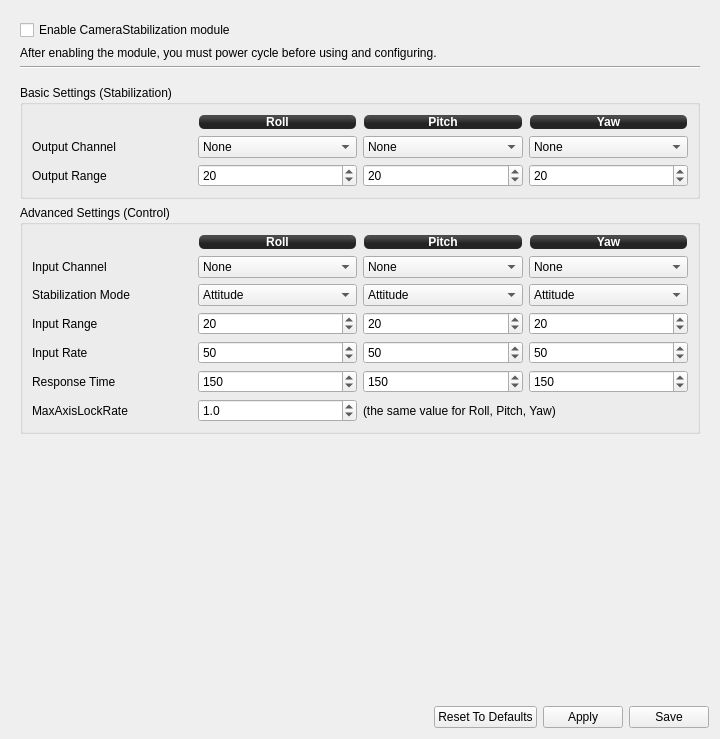
openpilot/OpenPilot, file ground/openpilotgcs/src/plugins/config/camerastabilization.ui: the form before one commit.
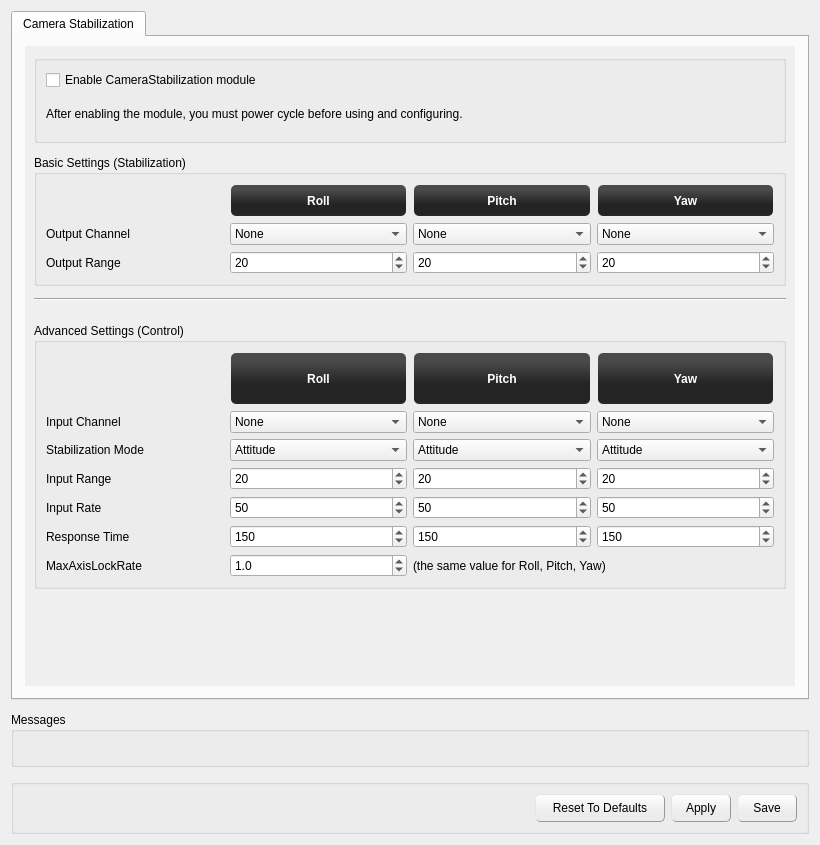
The form after the commit. Icons and pictures are not drawn.

Commit message: UI changes to the GCS interface pages

```diff
--- a/ground/openpilotgcs/src/plugins/config/camerastabilization.ui
+++ b/ground/openpilotgcs/src/plugins/config/camerastabilization.ui
@@ -6,19 +6,53 @@
    <rect>
     <x>0</x>
     <y>0</y>
-    <width>720</width>
-    <height>739</height>
+    <width>820</width>
+    <height>845</height>
    </rect>
   </property>
   <property name="windowTitle">
    <string>Form</string>
   </property>
-  <layout class="QVBoxLayout" name="verticalLayout_3">
+  <layout class="QVBoxLayout" name="verticalLayout_6">
+   <property name="spacing">
+    <number>12</number>
+   </property>
+   <item>
+    <widget class="QTabWidget" name="tabWidget">
+     <property name="currentIndex">
+      <number>0</number>
+     </property>
+     <property name="elideMode">
+      <enum>Qt::ElideMiddle</enum>
+     </property>
+     <widget class="QWidget" name="CameraStabilization">
+      <attribute name="title">
+       <string>Camera Stabilization</string>
+      </attribute>
+      <layout class="QVBoxLayout" name="verticalLayout_5">
+       <property name="spacing">
+        <number>12</number>
+       </property>
+       <property name="leftMargin">
+        <number>12</number>
+       </property>
+       <property name="rightMargin">
+        <number>12</number>
+       </property>
+       <property name="bottomMargin">
+        <number>12</number>
+       </property>
    <item>
     <widget class="QScrollArea" name="scrollArea">
+         <property name="autoFillBackground">
+          <bool>false</bool>
+         </property>
      <property name="frameShape">
       <enum>QFrame::NoFrame</enum>
      </property>
+         <property name="frameShadow">
+          <enum>QFrame::Plain</enum>
+         </property>
      <property name="widgetResizable">
       <bool>true</bool>
      </property>
@@ -27,9 +61,33 @@
        <rect>
         <x>0</x>
         <y>0</y>
-        <width>696</width>
-        <height>635</height>
-       </rect>
+            <width>766</width>
+            <height>622</height>
+           </rect>
+          </property>
+          <property name="autoFillBackground">
+           <bool>true</bool>
+          </property>
+          <layout class="QVBoxLayout" name="verticalLayout_3">
+           <property name="spacing">
+            <number>12</number>
+           </property>
+           <item>
+            <widget class="QGroupBox" name="groupBox_4">
+             <property name="sizePolicy">
+              <sizepolicy hsizetype="Preferred" vsizetype="Minimum">
+               <horstretch>0</horstretch>
+               <verstretch>0</verstretch>
+              </sizepolicy>
+             </property>
+             <property name="minimumSize">
+              <size>
+               <width>0</width>
+               <height>88</height>
+              </size>
+             </property>
+             <property name="title">
+              <string/>
       </property>
       <layout class="QVBoxLayout" name="verticalLayout_2">
        <item>
@@ -49,29 +107,9 @@
          </property>
         </widget>
        </item>
-       <item>
-        <widget class="Line" name="line">
-         <property name="orientation">
-          <enum>Qt::Horizontal</enum>
-         </property>
-        </widget>
-       </item>
-       <item>
-        <spacer name="verticalSpacer_3">
-         <property name="orientation">
-          <enum>Qt::Vertical</enum>
-         </property>
-         <property name="sizeType">
-          <enum>QSizePolicy::Preferred</enum>
-         </property>
-         <property name="sizeHint" stdset="0">
-          <size>
-           <width>20</width>
-           <height>10</height>
-          </size>
-         </property>
-        </spacer>
-       </item>
+             </layout>
+            </widget>
+           </item>
        <item>
         <widget class="QGroupBox" name="groupBox_5">
          <property name="sizePolicy">
@@ -83,14 +121,17 @@
          <property name="minimumSize">
           <size>
            <width>0</width>
-           <height>100</height>
+               <height>131</height>
           </size>
          </property>
          <property name="title">
           <string>Basic Settings (Stabilization)</string>
          </property>
+             <property name="flat">
+              <bool>false</bool>
+             </property>
          <layout class="QGridLayout" name="gridLayout_9">
-          <item row="2" column="3">
+              <item row="3" column="3">
            <widget class="QSpinBox" name="yawOutputRange">
             <property name="focusPolicy">
              <enum>Qt::StrongFocus</enum>
@@ -109,7 +150,7 @@
             </property>
            </widget>
           </item>
-          <item row="2" column="2">
+              <item row="3" column="2">
            <widget class="QSpinBox" name="pitchOutputRange">
             <property name="focusPolicy">
              <enum>Qt::StrongFocus</enum>
@@ -128,7 +169,7 @@
             </property>
            </widget>
           </item>
-          <item row="2" column="1">
+              <item row="3" column="1">
            <widget class="QSpinBox" name="rollOutputRange">
             <property name="focusPolicy">
              <enum>Qt::StrongFocus</enum>
@@ -147,7 +188,7 @@
             </property>
            </widget>
           </item>
-          <item row="1" column="3">
+              <item row="2" column="3">
            <widget class="QComboBox" name="yawChannel">
             <property name="focusPolicy">
              <enum>Qt::StrongFocus</enum>
@@ -162,7 +203,7 @@
             </item>
            </widget>
           </item>
-          <item row="1" column="2">
+              <item row="2" column="2">
            <widget class="QComboBox" name="pitchChannel">
             <property name="focusPolicy">
              <enum>Qt::StrongFocus</enum>
@@ -177,7 +218,7 @@
             </item>
            </widget>
           </item>
-          <item row="1" column="1">
+              <item row="2" column="1">
            <widget class="QComboBox" name="rollChannel">
             <property name="focusPolicy">
              <enum>Qt::StrongFocus</enum>
@@ -192,21 +233,21 @@
             </item>
            </widget>
           </item>
-          <item row="1" column="0">
+              <item row="2" column="0">
            <widget class="QLabel" name="label_42">
             <property name="text">
              <string>Output Channel</string>
             </property>
            </widget>
           </item>
-          <item row="2" column="0">
+              <item row="3" column="0">
            <widget class="QLabel" name="label_43">
             <property name="text">
              <string>Output Range</string>
             </property>
            </widget>
           </item>
-          <item row="0" column="3">
+              <item row="1" column="3">
            <widget class="QLabel" name="label_44">
             <property name="styleSheet">
              <string notr="true">background-color: qlineargradient(spread:reflect, x1:0.507, y1:0, x2:0.507, y2:0.772, stop:0.208955 rgba(74, 74, 74, 255), stop:0.78607 rgba(36, 36, 36, 255));
@@ -223,7 +264,7 @@
             </property>
            </widget>
           </item>
-          <item row="0" column="2">
+              <item row="1" column="2">
            <widget class="QLabel" name="label_45">
             <property name="styleSheet">
              <string notr="true">background-color: qlineargradient(spread:reflect, x1:0.507, y1:0, x2:0.507, y2:0.772, stop:0.208955 rgba(74, 74, 74, 255), stop:0.78607 rgba(36, 36, 36, 255));
@@ -240,7 +281,7 @@
             </property>
            </widget>
           </item>
-          <item row="0" column="1">
+              <item row="1" column="1">
            <widget class="QLabel" name="label_46">
             <property name="styleSheet">
              <string notr="true">background-color: qlineargradient(spread:reflect, x1:0.507, y1:0, x2:0.507, y2:0.772, stop:0.208955 rgba(74, 74, 74, 255), stop:0.78607 rgba(36, 36, 36, 255));
@@ -260,6 +301,32 @@
          </layout>
         </widget>
        </item>
+           <item>
+            <widget class="Line" name="line">
+             <property name="enabled">
+              <bool>true</bool>
+             </property>
+             <property name="orientation">
+              <enum>Qt::Horizontal</enum>
+             </property>
+            </widget>
+           </item>
+           <item>
+            <spacer name="verticalSpacer_3">
+             <property name="orientation">
+              <enum>Qt::Vertical</enum>
+             </property>
+             <property name="sizeType">
+              <enum>QSizePolicy::Preferred</enum>
+             </property>
+             <property name="sizeHint" stdset="0">
+              <size>
+               <width>20</width>
+               <height>10</height>
+              </size>
+             </property>
+            </spacer>
+           </item>
        <item>
         <widget class="QGroupBox" name="groupBox">
          <property name="sizePolicy">
@@ -271,14 +338,14 @@
          <property name="minimumSize">
           <size>
            <width>0</width>
-           <height>204</height>
+               <height>266</height>
           </size>
          </property>
          <property name="title">
           <string>Advanced Settings (Control)</string>
          </property>
          <layout class="QGridLayout" name="gridLayout_8">
-          <item row="0" column="3">
+              <item row="1" column="3">
            <widget class="QLabel" name="label_32">
             <property name="styleSheet">
              <string notr="true">background-color: qlineargradient(spread:reflect, x1:0.507, y1:0, x2:0.507, y2:0.772, stop:0.208955 rgba(74, 74, 74, 255), stop:0.78607 rgba(36, 36, 36, 255));
@@ -295,7 +362,7 @@
             </property>
            </widget>
           </item>
-          <item row="0" column="2">
+              <item row="1" column="2">
            <widget class="QLabel" name="label_33">
             <property name="styleSheet">
              <string notr="true">background-color: qlineargradient(spread:reflect, x1:0.507, y1:0, x2:0.507, y2:0.772, stop:0.208955 rgba(74, 74, 74, 255), stop:0.78607 rgba(36, 36, 36, 255));
@@ -312,7 +379,7 @@
             </property>
            </widget>
           </item>
-          <item row="0" column="1">
+              <item row="1" column="1">
            <widget class="QLabel" name="label_34">
             <property name="styleSheet">
              <string notr="true">background-color: qlineargradient(spread:reflect, x1:0.507, y1:0, x2:0.507, y2:0.772, stop:0.208955 rgba(74, 74, 74, 255), stop:0.78607 rgba(36, 36, 36, 255));
@@ -329,7 +396,7 @@
             </property>
            </widget>
           </item>
-          <item row="1" column="3">
+              <item row="2" column="3">
            <widget class="QComboBox" name="yawInputChannel">
             <property name="focusPolicy">
              <enum>Qt::StrongFocus</enum>
@@ -346,7 +413,7 @@
             </item>
            </widget>
           </item>
-          <item row="1" column="2">
+              <item row="2" column="2">
            <widget class="QComboBox" name="pitchInputChannel">
             <property name="focusPolicy">
              <enum>Qt::StrongFocus</enum>
@@ -363,7 +430,7 @@
             </item>
            </widget>
           </item>
-          <item row="1" column="1">
+              <item row="2" column="1">
            <widget class="QComboBox" name="rollInputChannel">
             <property name="focusPolicy">
              <enum>Qt::StrongFocus</enum>
@@ -380,14 +447,14 @@
             </item>
            </widget>
           </item>
-          <item row="1" column="0">
+              <item row="2" column="0">
            <widget class="QLabel" name="label_35">
             <property name="text">
              <string>Input Channel</string>
             </property>
            </widget>
           </item>
-          <item row="2" column="3">
+              <item row="3" column="3">
            <widget class="QComboBox" name="yawStabilizationMode">
             <property name="focusPolicy">
              <enum>Qt::StrongFocus</enum>
@@ -405,7 +472,7 @@
             </item>
            </widget>
           </item>
-          <item row="3" column="3">
+              <item row="4" column="3">
            <widget class="QSpinBox" name="yawInputRange">
             <property name="focusPolicy">
              <enum>Qt::StrongFocus</enum>
@@ -421,7 +488,7 @@
             </property>
            </widget>
           </item>
-          <item row="4" column="3">
+              <item row="5" column="3">
            <widget class="QSpinBox" name="yawInputRate">
             <property name="focusPolicy">
              <enum>Qt::StrongFocus</enum>
@@ -437,7 +504,7 @@
             </property>
            </widget>
           </item>
-          <item row="5" column="3">
+              <item row="6" column="3">
            <widget class="QSpinBox" name="yawResponseTime">
             <property name="focusPolicy">
              <enum>Qt::StrongFocus</enum>
@@ -455,7 +522,7 @@
             </property>
            </widget>
           </item>
-          <item row="2" column="2">
+              <item row="3" column="2">
            <widget class="QComboBox" name="pitchStabilizationMode">
             <property name="focusPolicy">
              <enum>Qt::StrongFocus</enum>
@@ -473,7 +540,7 @@
             </item>
            </widget>
           </item>
-          <item row="3" column="2">
+              <item row="4" column="2">
            <widget class="QSpinBox" name="pitchInputRange">
             <property name="focusPolicy">
              <enum>Qt::StrongFocus</enum>
@@ -489,7 +556,7 @@
             </property>
            </widget>
           </item>
-          <item row="4" column="2">
+              <item row="5" column="2">
            <widget class="QSpinBox" name="pitchInputRate">
             <property name="focusPolicy">
              <enum>Qt::StrongFocus</enum>
@@ -505,7 +572,7 @@
             </property>
            </widget>
           </item>
-          <item row="5" column="2">
+              <item row="6" column="2">
            <widget class="QSpinBox" name="pitchResponseTime">
             <property name="focusPolicy">
              <enum>Qt::StrongFocus</enum>
@@ -523,7 +590,7 @@
             </property>
            </widget>
           </item>
-          <item row="2" column="1">
+              <item row="3" column="1">
            <widget class="QComboBox" name="rollStabilizationMode">
             <property name="focusPolicy">
              <enum>Qt::StrongFocus</enum>
@@ -541,7 +608,7 @@
             </item>
            </widget>
           </item>
-          <item row="3" column="1">
+              <item row="4" column="1">
            <widget class="QSpinBox" name="rollInputRange">
             <property name="focusPolicy">
              <enum>Qt::StrongFocus</enum>
@@ -557,7 +624,7 @@
             </property>
            </widget>
           </item>
-          <item row="4" column="1">
+              <item row="5" column="1">
            <widget class="QSpinBox" name="rollInputRate">
             <property name="focusPolicy">
              <enum>Qt::StrongFocus</enum>
@@ -573,7 +640,7 @@
             </property>
            </widget>
           </item>
-          <item row="5" column="1">
+              <item row="6" column="1">
            <widget class="QSpinBox" name="rollResponseTime">
             <property name="focusPolicy">
              <enum>Qt::StrongFocus</enum>
@@ -591,49 +658,49 @@
             </property>
            </widget>
           </item>
-          <item row="6" column="0">
+              <item row="7" column="0">
            <widget class="QLabel" name="label_36">
             <property name="text">
              <string>MaxAxisLockRate</string>
             </property>
            </widget>
           </item>
-          <item row="5" column="0">
+              <item row="6" column="0">
            <widget class="QLabel" name="label_37">
             <property name="text">
              <string>Response Time</string>
             </property>
            </widget>
           </item>
-          <item row="4" column="0">
+              <item row="5" column="0">
            <widget class="QLabel" name="label_38">
             <property name="text">
              <string>Input Rate</string>
             </property>
            </widget>
           </item>
-          <item row="3" column="0">
+              <item row="4" column="0">
            <widget class="QLabel" name="label_39">
             <property name="text">
              <string>Input Range</string>
             </property>
            </widget>
           </item>
-          <item row="2" column="0">
+              <item row="3" column="0">
            <widget class="QLabel" name="label_40">
             <property name="text">
              <string>Stabilization Mode</string>
             </property>
            </widget>
           </item>
-          <item row="6" column="2" colspan="2">
+              <item row="7" column="2" colspan="2">
            <widget class="QLabel" name="label_41">
             <property name="text">
              <string>(the same value for Roll, Pitch, Yaw)</string>
             </property>
            </widget>
           </item>
-          <item row="6" column="1">
+              <item row="7" column="1">
            <widget class="QDoubleSpinBox" name="MaxAxisLockRate">
             <property name="focusPolicy">
              <enum>Qt::StrongFocus</enum>
@@ -679,8 +746,16 @@
      </widget>
     </widget>
    </item>
+      </layout>
+     </widget>
+    </widget>
+   </item>
    <item>
-    <layout class="QVBoxLayout" name="verticalLayout">
+    <widget class="QGroupBox" name="groupBox_3">
+     <property name="title">
+      <string>Messages</string>
+     </property>
+     <layout class="QHBoxLayout" name="horizontalLayout">
      <item>
       <widget class="QLabel" name="message">
        <property name="text">
@@ -688,6 +763,17 @@
        </property>
       </widget>
      </item>
+     </layout>
+    </widget>
+   </item>
+   <item>
+    <widget class="QGroupBox" name="groupBox_2">
+     <property name="title">
+      <string/>
+     </property>
+     <layout class="QVBoxLayout" name="verticalLayout_4">
+      <item>
+       <layout class="QVBoxLayout" name="verticalLayout">
      <item>
       <layout class="QHBoxLayout" name="submitButtons">
        <item>
@@ -758,12 +844,39 @@
        </item>
        <item>
         <widget class="QPushButton" name="camerastabilizationResetToDefaults">
+            <property name="minimumSize">
+             <size>
+              <width>130</width>
+              <height>28</height>
+             </size>
+            </property>
          <property name="toolTip">
           <string>Load default CameraStabilization settings except output channels
 
 Loaded settings are not applied automatically. You have to click the
 Apply or Save button afterwards.</string>
          </property>
+            <property name="styleSheet">
+             <string notr="true">QPushButton {
+border: 1px outset #999;
+border-radius: 5;
+background-color: qlineargradient(spread:pad, x1:0.507, y1:0.869318, x2:0.507, y2:0.0965909, stop:0.28 rgba(236, 236, 236, 255), stop:1 rgba(252, 252, 252, 255));
+}
+
+QPushButton:pressed {
+
+    border-style: inset;
+	background-color: qlineargradient(spread:pad, x1:0.502, y1:0.664864, x2:0.502, y2:0.034, stop:0.358209 rgba(250, 250, 250, 255), stop:0.626866 rgba(235, 235, 235, 255));
+
+}
+
+
+QPushButton:hover  {
+	border: 1px outset #999;	
+border-color: rgb(83, 83, 83);
+border-radius: 4;
+	}</string>
+            </property>
          <property name="text">
           <string>Reset To Defaults</string>
          </property>
@@ -771,9 +884,36 @@
        </item>
        <item>
         <widget class="QPushButton" name="camerastabilizationSaveRAM">
+            <property name="minimumSize">
+             <size>
+              <width>60</width>
+              <height>28</height>
+             </size>
+            </property>
          <property name="toolTip">
           <string>Send settings to the board but do not save to the non-volatile memory</string>
          </property>
+            <property name="styleSheet">
+             <string notr="true">QPushButton {
+border: 1px outset #999;
+border-radius: 5;
+background-color: qlineargradient(spread:pad, x1:0.507, y1:0.869318, x2:0.507, y2:0.0965909, stop:0.28 rgba(236, 236, 236, 255), stop:1 rgba(252, 252, 252, 255));
+}
+
+QPushButton:pressed {
+
+    border-style: inset;
+	background-color: qlineargradient(spread:pad, x1:0.502, y1:0.664864, x2:0.502, y2:0.034, stop:0.358209 rgba(250, 250, 250, 255), stop:0.626866 rgba(235, 235, 235, 255));
+
+}
+
+
+QPushButton:hover  {
+	border: 1px outset #999;	
+border-color: rgb(83, 83, 83);
+border-radius: 4;
+	}</string>
+            </property>
          <property name="text">
           <string>Apply</string>
          </property>
@@ -781,9 +921,36 @@
        </item>
        <item>
         <widget class="QPushButton" name="camerastabilizationSaveSD">
+            <property name="minimumSize">
+             <size>
+              <width>60</width>
+              <height>28</height>
+             </size>
+            </property>
          <property name="toolTip">
           <string>Send settings to the board and save to the non-volatile memory</string>
          </property>
+            <property name="styleSheet">
+             <string notr="true">QPushButton {
+border: 1px outset #999;
+border-radius: 5;
+background-color: qlineargradient(spread:pad, x1:0.507, y1:0.869318, x2:0.507, y2:0.0965909, stop:0.28 rgba(236, 236, 236, 255), stop:1 rgba(252, 252, 252, 255));
+}
+
+QPushButton:pressed {
+
+    border-style: inset;
+	background-color: qlineargradient(spread:pad, x1:0.502, y1:0.664864, x2:0.502, y2:0.034, stop:0.358209 rgba(250, 250, 250, 255), stop:0.626866 rgba(235, 235, 235, 255));
+
+}
+
+
+QPushButton:hover  {
+	border: 1px outset #999;	
+border-color: rgb(83, 83, 83);
+border-radius: 4;
+	}</string>
+            </property>
          <property name="text">
           <string>Save</string>
          </property>
@@ -798,6 +965,9 @@
    </item>
   </layout>
  </widget>
+   </item>
+  </layout>
+ </widget>
  <tabstops>
   <tabstop>enableCameraStabilization</tabstop>
   <tabstop>rollChannel</tabstop>
```
Left out of the diff: 1 changed line with no effect on the pictures. Lines whose indentation alone changed are shown as unchanged. The commit also changes 7 other files.
